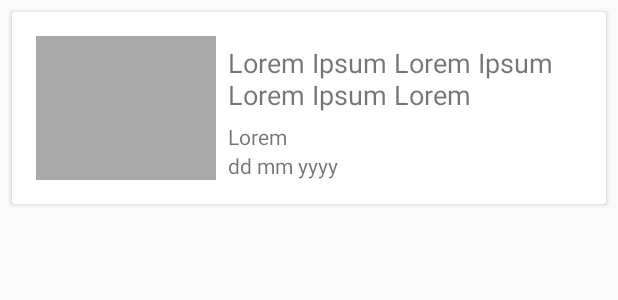
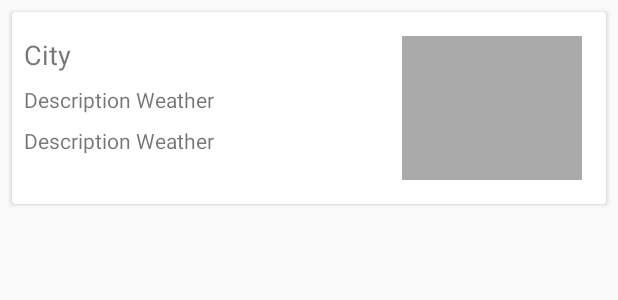
Before and after one commit to ahtaufiiq/WeathersApp_MVVM, an Android app: the layout card_weather.xml on its own in the app's theme, with its tools: preview values and no code run, on a phone screen of 412 x 824 dp. Shown: the top 300 px of the screen. Run offline under Robolectric (Android 15) with nearby library versions, the phone set to English and light mode, and no system bars; network calls fail.

Commit message:
Tambah animasi dan rapihin UI Home

```diff
--- a/app/build.gradle
+++ b/app/build.gradle
@@ -34,12 +34,12 @@ android {
 dependencies {
     // Support Library Dependencies
     implementation fileTree(include: ['*.jar'], dir: 'libs')
-    implementation "org.jetbrains.kotlin:kotlin-stdlib-jre7:$kotlin_version"
+    implementation "org.jetbrains.kotlin:kotlin-stdlib-jdk7:$kotlin_version"
     implementation "com.android.support:appcompat-v7:$rootProject.supportLibraryVersion"
     implementation "com.android.support:design:$rootProject.supportLibraryVersion"
     implementation "com.android.support:recyclerview-v7:$rootProject.supportLibraryVersion"
     implementation "com.android.support:cardview-v7:$rootProject.supportLibraryVersion"
-    implementation 'com.android.support.constraint:constraint-layout:1.1.0'
+    implementation 'com.android.support.constraint:constraint-layout:1.1.1'
     implementation "android.arch.persistence.room:runtime:$rootProject.archRoomVersion"
     implementation "android.arch.persistence.room:rxjava2:$rootProject.archRoomVersion"
     implementation "android.arch.lifecycle:extensions:$rootProject.archLifecycleVersion"
--- a/app/src/main/AndroidManifest.xml
+++ b/app/src/main/AndroidManifest.xml
@@ -12,7 +12,8 @@
         android:roundIcon="@mipmap/ic_launcher_round"
         android:supportsRtl="true"
         android:theme="@style/AppTheme">
-        <activity android:name=".MainActivity.MainActivity">
+        <activity android:name=".MainActivity.MainActivity"
+            android:theme="@style/AppTheme.NoActionBar">
             <intent-filter>
                 <action android:name="android.intent.action.MAIN" />
 
--- a/app/src/main/java/com/example/ataufiq/weathersapp_mvvm/data/Weather.kt
+++ b/app/src/main/java/com/example/ataufiq/weathersapp_mvvm/data/Weather.kt
@@ -5,6 +5,7 @@ import android.os.Parcelable
 
 class Weather(
         var name: String? = null,
+        var main: String? = null,
         var icon: String? = null,
         var description: String? = null
 ) : Parcelable {
@@ -16,6 +17,7 @@ class Weather(
 
     override fun writeToParcel(parcel: Parcel, flags: Int) {
         parcel.writeString(name)
+        parcel.writeString(main)
         parcel.writeString(icon)
         parcel.writeString(description)
     }
--- a/app/src/main/java/com/example/ataufiq/weathersapp_mvvm/data/source/remote/WeathersRemoteDataSource.kt
+++ b/app/src/main/java/com/example/ataufiq/weathersapp_mvvm/data/source/remote/WeathersRemoteDataSource.kt
@@ -6,6 +6,7 @@ import android.util.Log
 import com.example.ataufiq.weathersapp_mvvm.data.source.remote.dao.WeatherApiDao
 import com.example.ataufiq.weathersapp_mvvm.data.Weather
 import com.example.ataufiq.weathersapp_mvvm.data.source.WeathersDataSource
+import com.example.ataufiq.weathersapp_mvvm.util.Constant
 import io.reactivex.android.schedulers.AndroidSchedulers
 import io.reactivex.schedulers.Schedulers
 
@@ -24,6 +25,7 @@ object WeathersRemoteDataSource : WeathersDataSource {
                                 for (weatherItem:WeatherApiDao.ListItem.WeatherItem in items.weather!!){
                                     weather.icon = weatherItem.icon
                                     weather.description=weatherItem.description
+                                    weather.main=weatherItem.main
                                 }
 
                                 listWeather.add(weather)
--- a/app/src/main/java/com/example/ataufiq/weathersapp_mvvm/data/source/remote/WeathersRemoteService.kt
+++ b/app/src/main/java/com/example/ataufiq/weathersapp_mvvm/data/source/remote/WeathersRemoteService.kt
@@ -10,7 +10,7 @@ import retrofit2.http.GET
 
 
 interface WeathersRemoteService {
-    @GET("data/2.5/find?lat=-6.914744&lon=107.609810&cnt=10&appId=a1a21b58dc969cb4d32bc5868a090256")
+    @GET("data/2.5/find?lat=-6.914744&lon=107.609810&cnt=15&appId=a1a21b58dc969cb4d32bc5868a090256")
     fun getWeather() : Observable<WeatherApiDao>
 
     companion object Factory {
--- a/app/src/main/res/layout/card_weather.xml
+++ b/app/src/main/res/layout/card_weather.xml
@@ -1,5 +1,6 @@
 <?xml version="1.0" encoding="utf-8"?>
 <layout xmlns:android="http://schemas.android.com/apk/res/android"
+    xmlns:app="http://schemas.android.com/apk/res-auto"
     xmlns:tools="http://schemas.android.com/tools">
     <data>
         <import type="android.view.View"/>
@@ -19,57 +20,60 @@
         android:layout_marginRight="8dp"
         android:elevation="8dp">
 
-        <LinearLayout
+        <android.support.constraint.ConstraintLayout
             android:layout_width="match_parent"
             android:layout_height="match_parent"
             android:orientation="horizontal"
             android:padding="8dp">
 
+            <TextView
+                android:id="@+id/tvRowWeatherTitle"
+                android:layout_width="wrap_content"
+                android:layout_height="wrap_content"
+                android:layout_marginTop="8dp"
+                android:gravity="center_vertical"
+                android:maxLines="2"
+                android:text="@{datas.name}"
+                android:textSize="18sp"
+                app:layout_constraintStart_toStartOf="parent"
+
+                app:layout_constraintTop_toTopOf="parent"
+                tools:text="City" />
+
+            <TextView
+                android:id="@+id/tvRowWeatherSource"
+                android:layout_width="wrap_content"
+                android:layout_height="wrap_content"
+                android:layout_marginTop="8dp"
+                android:gravity="center_vertical"
+                android:text="@{datas.main}"
+                android:textSize="14sp"
+                app:layout_constraintStart_toStartOf="parent"
+                app:layout_constraintTop_toBottomOf="@+id/tvRowWeatherTitle"
+                tools:text="Description Weather" />
+
+            <TextView
+                android:id="@+id/tv_description"
+                android:layout_width="wrap_content"
+                android:layout_height="wrap_content"
+                android:layout_marginTop="8dp"
+                android:gravity="center_vertical"
+                android:text="@{datas.description}"
+                android:textSize="14sp"
+                app:layout_constraintStart_toStartOf="parent"
+                app:layout_constraintTop_toBottomOf="@+id/tvRowWeatherSource"
+                tools:text="Description Weather" />
             <ImageView
                 android:id="@+id/ivRowWeatherImage"
+                imageUrl="@{datas.icon}"
                 android:layout_width="120dp"
                 android:layout_height="match_parent"
                 android:layout_margin="8dp"
-                tools:src="@android:color/darker_gray"
+                android:layout_marginEnd="8dp"
                 android:scaleType="centerCrop"
-                imageUrl="@{datas.icon}"/>
-            <LinearLayout
-                android:layout_width="match_parent"
-                android:layout_height="match_parent"
-                android:orientation="vertical"
-                android:layout_marginTop="8dp"
-                android:layout_marginBottom="8dp"
-                >
-                <TextView
-                    android:id="@+id/tvRowWeatherTitle"
-                    android:layout_width="match_parent"
-                    android:layout_height="0dp"
-                    android:layout_weight="3"
-                    android:maxLines="2"
-                    android:textSize="18sp"
-                    tools:text="Lorem Ipsum Lorem Ipsum Lorem Ipsum Lorem"
-                    android:gravity="center_vertical"
-                    android:text="@{datas.name}"
-                    />
-                <TextView
-                    android:id="@+id/tvRowWeatherSource"
-                    android:layout_width="match_parent"
-                    android:layout_height="0dp"
-                    android:layout_weight="1"
-                    android:textSize="14sp"
-                    tools:text="Lorem"
-                    android:gravity="center_vertical"
-                    android:text="@{datas.description}"/>
-                <TextView
-                    android:id="@+id/tvRowWeatherPublish"
-                    android:layout_width="match_parent"
-                    android:layout_height="0dp"
-                    android:layout_weight="1"
-                    android:textSize="14sp"
-                    android:gravity="center_vertical"
-                    tools:text="dd mm yyyy"
-                    android:text="@{datas.icon}" />
-            </LinearLayout>
-        </LinearLayout>
+                app:layout_constraintEnd_toEndOf="parent"
+                tools:src="@android:color/darker_gray" />
+
+        </android.support.constraint.ConstraintLayout>
     </android.support.v7.widget.CardView>
 </layout>
--- /dev/null
+++ b/app/src/main/res/values-v21/styles.xml
@@ -0,0 +1,17 @@
+<?xml version="1.0" encoding="utf-8"?>
+<resources>
+
+    <style name="AppTheme.NoActionBar">
+        <item name="colorPrimary">@color/colorPrimary</item>
+        <item name="colorPrimaryDark">@color/colorPrimaryDark</item>
+        <item name="windowActionBar">false</item>
+        <item name="windowNoTitle">true</item>
+    </style>
+
+    <style name="AppTheme" parent="Theme.AppCompat.Light.DarkActionBar">
+        <item name="colorPrimary">@color/colorPrimary</item>
+        <item name="colorPrimaryDark">@color/colorPrimaryDark</item>
+        <item name="android:windowContentTransitions">true</item>
+        <item name="android:windowAnimationStyle">@style/CustomActivityAnimation</item>
+    </style>
+</resources>
--- a/app/src/main/res/values/colors.xml
+++ b/app/src/main/res/values/colors.xml
@@ -1,6 +1,6 @@
 <?xml version="1.0" encoding="utf-8"?>
 <resources>
-    <color name="colorPrimary">#3F51B5</color>
-    <color name="colorPrimaryDark">#303F9F</color>
+    <color name="colorPrimary">#00796B</color>
+    <color name="colorPrimaryDark">#00695C</color>
     <color name="colorAccent">#FF4081</color>
 </resources>
```
Also changed, not shown: app/src/main/java/com/example/ataufiq/weathersapp_mvvm/MainActivity/MainActivity.kt (+3 -7 lines), app/src/main/res/anim/slide_in_left.xml (added, +8 -0 lines), app/src/main/res/anim/slide_in_right.xml (added, +8 -0 lines), app/src/main/res/anim/slide_out_left.xml (added, +8 -0 lines), app/src/main/res/anim/slide_out_right.xml (added, +8 -0 lines), app/src/main/res/layout/fragment_detail.xml (+47 -12 lines).
